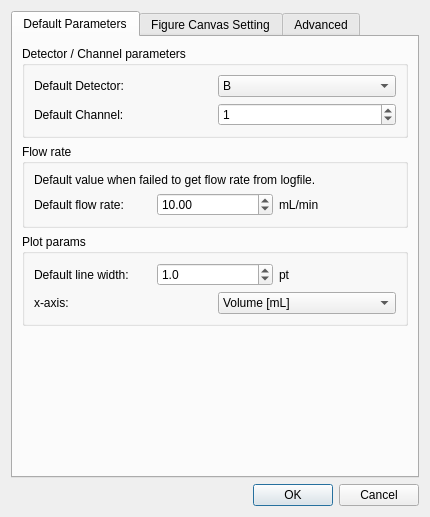
Qt form FSECplotter/pyqt/dialogs/preference_dialog.ui (TaizoAyase/FSECplotter2) before a commit.
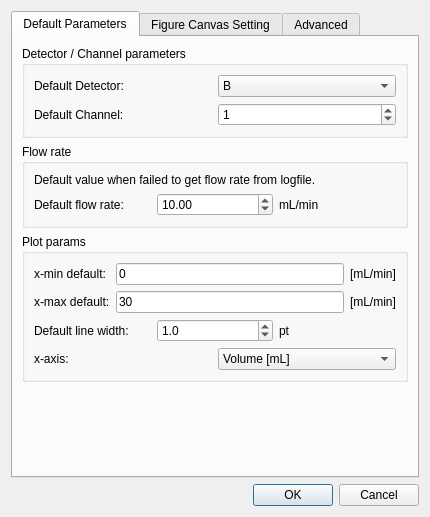
The same form after that commit.

Commit message: add default x-lim to preference_dialog

The edit to the form file:
```diff
--- a/FSECplotter/pyqt/dialogs/preference_dialog.ui
+++ b/FSECplotter/pyqt/dialogs/preference_dialog.ui
@@ -167,6 +167,59 @@
           <string>Plot params</string>
          </property>
          <layout class="QVBoxLayout" name="verticalLayout_7">
+          <item>
+           <layout class="QHBoxLayout" name="horizontalLayout_10">
+            <item>
+             <widget class="QLabel" name="label_16">
+              <property name="text">
+               <string>x-min default: </string>
+              </property>
+             </widget>
+            </item>
+            <item>
+             <widget class="QLineEdit" name="x_min_lineEdit">
+              <property name="text">
+               <string>0</string>
+              </property>
+             </widget>
+            </item>
+            <item>
+             <widget class="QLabel" name="label_17">
+              <property name="text">
+               <string>[mL/min]</string>
+              </property>
+             </widget>
+            </item>
+           </layout>
+          </item>
+          <item>
+           <layout class="QHBoxLayout" name="horizontalLayout_11">
+            <item>
+             <widget class="QLabel" name="label_18">
+              <property name="text">
+               <string>x-max default:</string>
+              </property>
+             </widget>
+            </item>
+            <item>
+             <widget class="QLineEdit" name="x_max_lineEdit">
+              <property name="text">
+               <string>30</string>
+              </property>
+              <property name="clearButtonEnabled">
+               <bool>false</bool>
+              </property>
+             </widget>
+            </item>
+            <item>
+             <widget class="QLabel" name="label_19">
+              <property name="text">
+               <string>[mL/min]</string>
+              </property>
+             </widget>
+            </item>
+           </layout>
+          </item>
           <item>
            <layout class="QHBoxLayout" name="horizontalLayout_6">
             <item>
```
The commit also changes 2 other files.
